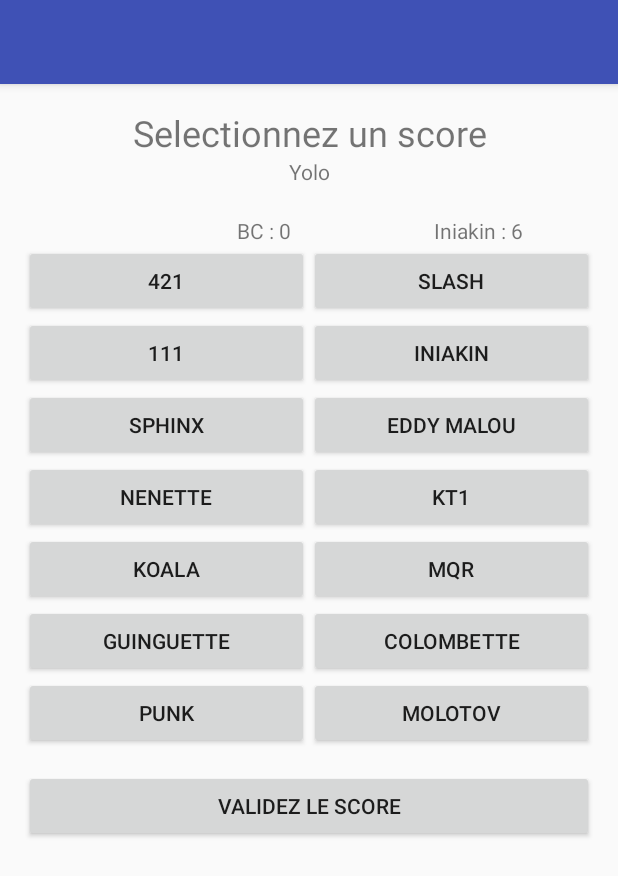
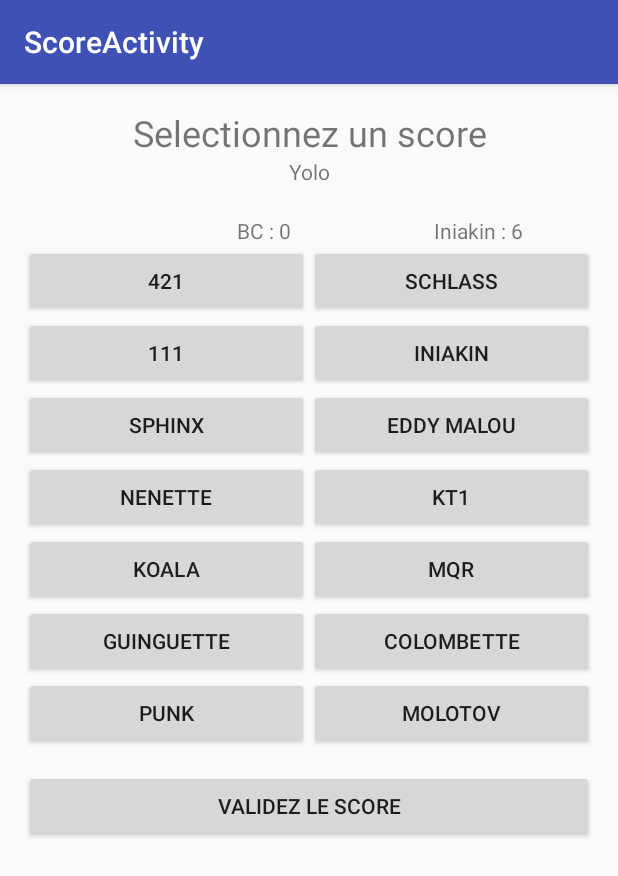
Before and after one commit to SolalDR/421, an Android app: the ScoreActivity screen opened directly, with no data from a screen before it, on a phone screen of 412 x 824 dp. Shown: the top 876 px of the screen. Run offline under Robolectric (Android 15) with nearby library versions, the phone set to English and light mode, and no system bars; 3 statements that could not run were skipped.

Commit message:
Add parent Activity MenuParentActivity / Change lib combinaison Slash to Schlass / Fixed bug undefined combin in ScoreActivity:169

```diff
--- a/app/src/main/AndroidManifest.xml
+++ b/app/src/main/AndroidManifest.xml
@@ -25,7 +25,8 @@
         <activity
             android:name=".ScoreActivity"
             android:label="@string/title_activity_score"
-            android:theme="@style/AppTheme.NoActionBar"></activity>
+            android:theme="@style/AppTheme.NoActionBar" />
+        <activity android:name=".MenuParentActivity"></activity>
     </application>
 
 </manifest>
--- a/app/src/main/java/com/solaldussout_revel/a421/MainActivity.java
+++ b/app/src/main/java/com/solaldussout_revel/a421/MainActivity.java
@@ -33,9 +33,9 @@ public class MainActivity extends AppCompatActivity {
     @Override
     protected void onCreate(Bundle savedInstanceState) {
         super.onCreate(savedInstanceState);
+
         setContentView(R.layout.activity_main);
-        Toolbar toolbar = (Toolbar) findViewById(R.id.toolbar);
-        setSupportActionBar(toolbar);
+
 
         buttonStartGame = (Button)findViewById(R.id.buttonStartGame);
         buttonStartGame.setOnClickListener(buttonStartListener);
--- /dev/null
+++ b/app/src/main/java/com/solaldussout_revel/a421/MenuParentActivity.java
@@ -0,0 +1,21 @@
+package com.solaldussout_revel.a421;
+
+import android.support.v7.app.AppCompatActivity;
+import android.os.Bundle;
+import android.support.v7.widget.Toolbar;
+
+public abstract class MenuParentActivity extends AppCompatActivity {
+
+    Toolbar toolbar;
+
+    @Override
+    protected void onCreate(Bundle savedInstanceState) {
+        super.onCreate(savedInstanceState);
+
+    }
+
+    protected void initToolbar(){
+        toolbar = (Toolbar) findViewById(R.id.toolbar);
+        setSupportActionBar(toolbar);
+    }
+}
--- a/app/src/main/java/com/solaldussout_revel/a421/ScoreActivity.java
+++ b/app/src/main/java/com/solaldussout_revel/a421/ScoreActivity.java
@@ -1,8 +1,6 @@
 package com.solaldussout_revel.a421;
 
 import android.os.Bundle;
-import android.support.v7.app.AppCompatActivity;
-import android.support.v7.widget.Toolbar;
 import android.view.View;
 import android.widget.ArrayAdapter;
 import android.app.Dialog;
@@ -22,7 +20,7 @@ import com.solaldussout_revel.a421.object.Player;
 import java.util.ArrayList;
 
 
-public class ScoreActivity extends AppCompatActivity {
+public class ScoreActivity extends MenuParentActivity {
 
     private final static int SPINNER_IDENTIFIANT  = 0;
 
@@ -45,15 +43,15 @@ public class ScoreActivity extends AppCompatActivity {
     protected void onCreate(Bundle savedInstanceState) {
         super.onCreate(savedInstanceState);
         setContentView(R.layout.activity_score);
-        Toolbar toolbar = (Toolbar) findViewById(R.id.toolbar);
-        setSupportActionBar(toolbar);
+        this.initToolbar();
+
 
 
         this.game = MainActivity.getGame();
         this.player = game.getActualPlayer();
         this.setMqrOptions();
 
-        setContentView(R.layout.activity_score);
+
 
         //Get textview
         TextView selfSquallLabel = (TextView)findViewById(R.id.selfSquallLabel);
@@ -165,9 +163,9 @@ public class ScoreActivity extends AppCompatActivity {
         @Override
         public void onClick(View v) {
             Combinaison combin = tmpCombin;
-
+            if(combin != null){
                 if(combin.getLib() != null && combin.getValue() != null && combin.getActiveSquall() != null){
-                if(combin.getLib().equals("Slash")){
+                    if(combin.getLib().equals("Schlass")){
                         game.setCoSquall(0);
                     } else {
                         game.setCoSquall(game.getCoSquall()+1);
@@ -176,6 +174,9 @@ public class ScoreActivity extends AppCompatActivity {
                     game.nextPlayer();
                     Intent secondeActivite = new Intent(ScoreActivity.this, ScoreActivity.class);
                     startActivity(secondeActivite);
+                }
+            } else {
+                //Alert l'utilisateur qu'il doit rentrer une combin
             }
         }
     };
--- a/app/src/main/java/com/solaldussout_revel/a421/UserDefineActivity.java
+++ b/app/src/main/java/com/solaldussout_revel/a421/UserDefineActivity.java
@@ -15,7 +15,6 @@ import com.solaldussout_revel.a421.object.Game;
 import com.solaldussout_revel.a421.object.Player;
 
 public class UserDefineActivity extends AppCompatActivity {
-
     Game game;
     Button saveUserButton;
     EditText[] users = new EditText[5];
@@ -28,9 +27,6 @@ public class UserDefineActivity extends AppCompatActivity {
         game = MainActivity.getGame();
 
         setContentView(R.layout.activity_user_define);
-        Toolbar toolbar = (Toolbar) findViewById(R.id.toolbar);
-        setSupportActionBar(toolbar);
-
 
         users[0] = (EditText) findViewById(R.id.userDefineField1);
         users[1] = (EditText) findViewById(R.id.userDefineField2);
--- a/app/src/main/java/com/solaldussout_revel/a421/object/Game.java
+++ b/app/src/main/java/com/solaldussout_revel/a421/object/Game.java
@@ -74,7 +74,7 @@ public class Game {
     public void setCombinaisons(){
         this.combinaisons = new Combinaison[]{
                 new Combinaison("421", (float) 9, true),
-                new Combinaison("Slash", (float) 0, false),
+                new Combinaison("Schlass", (float) 0, false),
                 new Combinaison("111", (float) 6, true),
                 new Combinaison("Iniakin", (float) 6, true),
                 new Combinaison("Sphinx", (float) 5, true),
--- a/app/src/main/java/com/solaldussout_revel/a421/object/Player.java
+++ b/app/src/main/java/com/solaldussout_revel/a421/object/Player.java
@@ -108,7 +108,7 @@ public class Player {
     //Gère la réinitialisation ou l'incrémentation.
     private Integer manageSelfSquall(String lib){
         Integer cur = this.getSelfSquall();
-        if(lib.equals("Slash")){
+        if(lib.equals("Schlass")){
             this.setSelfSquall(0);
         } else {
             this.setSelfSquall(cur+1);
--- a/app/src/main/res/layout/activity_score.xml
+++ b/app/src/main/res/layout/activity_score.xml
@@ -10,14 +10,18 @@
     <android.support.design.widget.AppBarLayout
         android:layout_width="match_parent"
         android:layout_height="wrap_content"
-        android:theme="@style/AppTheme.AppBarOverlay">
+        android:theme="@style/AppTheme.AppBarOverlay"
+        android:weightSum="1"
+        android:layout_gravity="top">
 
         <android.support.v7.widget.Toolbar
             android:id="@+id/toolbar"
+            android:layout_height="?attr/actionBarSize"
+            app:popupTheme="@style/AppTheme.PopupOverlay"
             android:layout_width="match_parent"
-            android:layout_height="?attr/actionBarSize"
-            android:background="?attr/colorPrimary"
-            app:popupTheme="@style/AppTheme.PopupOverlay" />
+            app:layout_anchorGravity="top|left"
+            android:layout_weight="1"
+            android:layout_gravity="right" />
 
     </android.support.design.widget.AppBarLayout>
 
--- a/app/src/main/res/menu/menu_main.xml
+++ b/app/src/main/res/menu/menu_main.xml
@@ -1,9 +1,13 @@
-<menu xmlns:android="http://schemas.android.com/apk/res/android"
-    xmlns:app="http://schemas.android.com/apk/res-auto"
-    xmlns:tools="http://schemas.android.com/tools"
-    tools:context="com.solaldussout_revel.a421.MainActivity">
+<menu xmlns:app="http://schemas.android.com/apk/res-auto"
+    xmlns:android="http://schemas.android.com/apk/res/android">
     <item
         android:id="@+id/action_settings"
-        android:orderInCategory="100"
+        android:orderInCategory="101"
         android:title="@string/action_settings" />
+    <item android:title="Précédent" />
+    <item android:title="Arrêter la partie" />
+    <item
+        android:title="Overview"
+        android:orderInCategory="102"
+        android:id="@+id/overviewButton" />
 </menu>
```
Also changed, not shown: app/src/main/res/layout/activity_main.xml (+8 -5 lines). Lines whose indentation alone changed are shown as unchanged.
